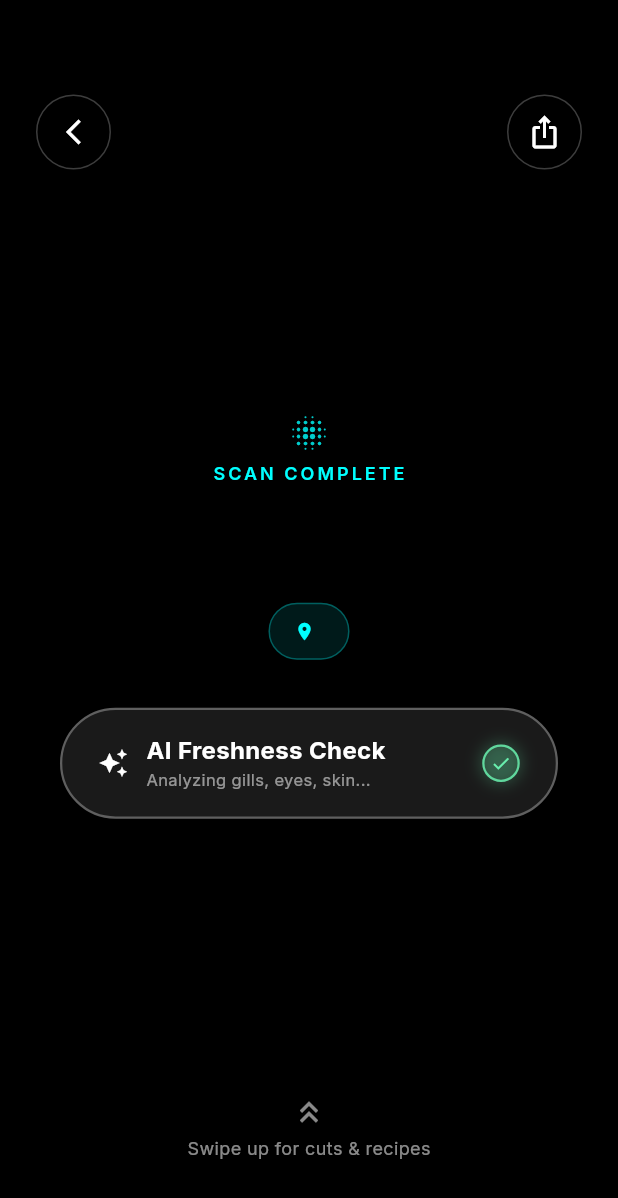
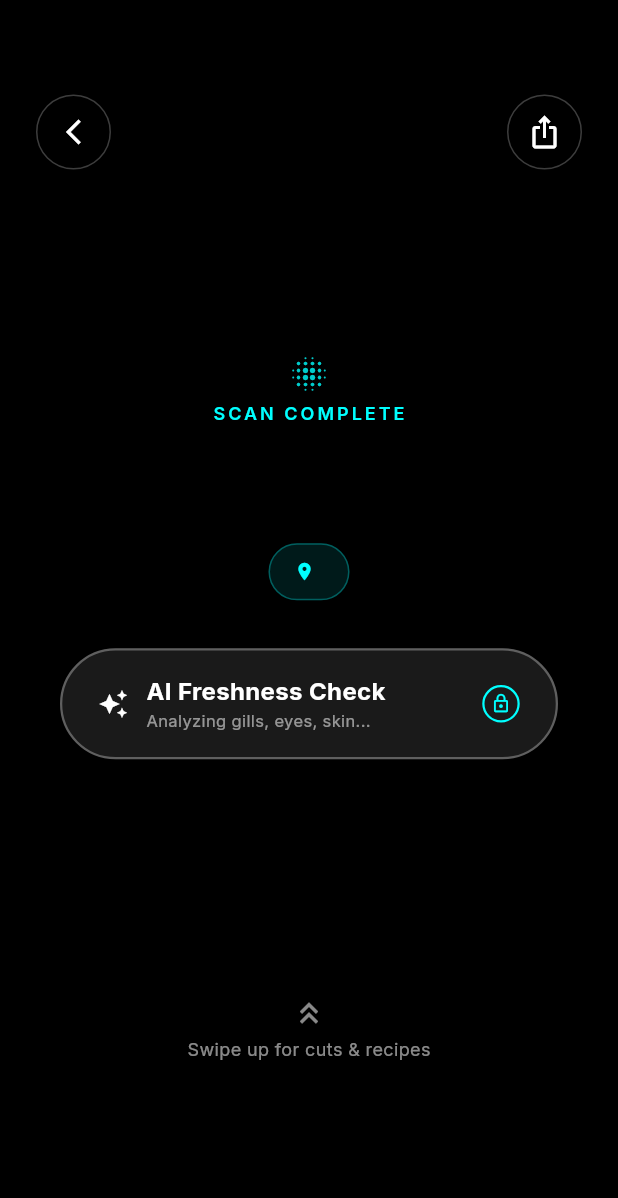
Before and after one commit to anuragc2001/illish, a Flutter app: the RecognitionSheet widget shown alone on an empty page, opened directly with empty values, on a phone screen of 412 x 824 dp. Shown: the top 1198 px of the screen. Run offline on Flutter 3.47's test engine with Material 3 defaults, Android fonts, the phone set to English and light mode, and no system bars; our stand-ins replace camera, connectivity_plus, flutter_dotenv, geocoding, geolocator, google_fonts and 5 more; missing offline and left inert: gal, workmanager; accounts and stored records are empty; generated files the repository leaves out were written again; network calls fail; statements that could not run were skipped.

Commit message:
refactor: upgrade AdMob SDK, update error handling in recognition sheet, and adjust premium user status.

```diff
--- a/lib/config/app_config.dart
+++ b/lib/config/app_config.dart
@@ -10,5 +10,5 @@
   static const bool kEnableUpiPayments = true;
 
   // Whether the user has premium access
-  static const bool kIsPremiumUser = true;
+  static const bool kIsPremiumUser = false;
 }
--- a/lib/screens/recognition_sheet.dart
+++ b/lib/screens/recognition_sheet.dart
@@ -6,6 +6,7 @@
 import 'payment_sheet.dart';
 import '../config/app_config.dart';
 import 'widgets/banner_ad_widget.dart';
+import '../services/admob_service.dart';
 
 class RecognitionSheet extends StatefulWidget {
   final Map<String, dynamic> aiData;
@@ -65,7 +66,7 @@
   Widget build(BuildContext context) {
     return GestureDetector(
       onVerticalDragEnd: (details) {
-        if (details.primaryVelocity != null && details.primaryVelocity! < -300) {
+        if (widget.aiData['error'] != true && details.primaryVelocity != null && details.primaryVelocity! < -300) {
           _handleAction();
         }
       },
@@ -99,10 +100,22 @@
               mainAxisAlignment: MainAxisAlignment.center,
               children: [
                 const Spacer(flex: 3),
-                Icon(widget.aiData['error'] == true ? Icons.error_outline : Icons.blur_on, color: widget.aiData['error'] == true ? Colors.redAccent.withOpacity(0.8) : AppTheme.neonCyan.withOpacity(0.8), size: 28),
+                Icon(
+                  widget.aiData['error'] == true
+                      ? (widget.aiData['errorType'] == 'invalid_image'
+                          ? Icons.image_not_supported
+                          : (widget.aiData['errorType'] == 'offline' ? Icons.wifi_off : Icons.error_outline))
+                      : Icons.blur_on,
+                  color: widget.aiData['error'] == true ? Colors.redAccent.withOpacity(0.8) : AppTheme.neonCyan.withOpacity(0.8),
+                  size: 28
+                ),
                 const SizedBox(height: 4),
                 Text(
-                  widget.aiData['error'] == true ? 'SCAN FAILED' : 'SCAN COMPLETE',
+                  widget.aiData['error'] == true
+                      ? (widget.aiData['errorType'] == 'invalid_image'
+                          ? 'INVALID IMAGE'
+                          : (widget.aiData['errorType'] == 'offline' ? 'OFFLINE' : 'SCAN FAILED'))
+                      : 'SCAN COMPLETE',
                   style: GoogleFonts.inter(
                     color: widget.aiData['error'] == true ? Colors.redAccent : AppTheme.neonCyan,
                     letterSpacing: 2,
@@ -115,7 +128,7 @@
                 Padding(
                   padding: const EdgeInsets.symmetric(horizontal: 24),
                   child: Text(
-                    widget.aiData['error'] == true ? 'NETWORK ERROR' : (widget.aiData['englishName']?.toUpperCase() ?? 'UNKNOWN'),
+                    widget.aiData['error'] == true ? (widget.aiData['errorType'] == 'invalid_image' ? 'NOT AQUATIC LIFE' : 'NETWORK ERROR') : (widget.aiData['englishName']?.toUpperCase() ?? 'UNKNOWN'),
                     style: GoogleFonts.inter(
                       fontSize: 42,
                       height: 1.1,
@@ -140,7 +153,7 @@
                       Icon(widget.aiData['error'] == true ? Icons.warning_amber : Icons.location_on, color: widget.aiData['error'] == true ? Colors.redAccent : AppTheme.neonCyan, size: 14),
                       const SizedBox(width: 6),
                       Text(
-                        widget.aiData['error'] == true ? (widget.aiData['errorType'] == 'offline' ? 'Offline' : 'High Latency') : (widget.aiData['localName'] ?? 'Unknown'),
+                        widget.aiData['error'] == true ? (widget.aiData['errorType'] == 'offline' ? 'Offline' : (widget.aiData['errorType'] == 'invalid_image' ? 'Try Again' : 'High Latency')) : (widget.aiData['localName'] ?? 'Unknown'),
                         style: GoogleFonts.inter(
                           color: widget.aiData['error'] == true ? Colors.redAccent : AppTheme.neonCyan,
                           fontWeight: FontWeight.w600,
@@ -153,6 +166,20 @@
 
                 const SizedBox(height: 32),
 
+                  if (widget.aiData['error'] == true)
+                    Padding(
+                      padding: const EdgeInsets.symmetric(horizontal: 32),
+                      child: Text(
+                        widget.aiData['errorType'] == 'invalid_image'
+                            ? (widget.aiData['errorReason'] ?? 'The image doesn\'t appear to be aquatic life. Please make sure the subject is clear.')
+                            : (widget.aiData['errorType'] == 'offline'
+                                ? 'No internet connection. Please check your network and try again.'
+                                : 'The server took too long to respond. Please try again.'),
+                        style: GoogleFonts.inter(color: Colors.white70, fontSize: 14, height: 1.4),
+                        textAlign: TextAlign.center,
+                      ),
+                    )
+                  else
                     GestureDetector(
                       onTap: _handleAction,
                     child: Container(
@@ -248,6 +275,7 @@
 
                   const Spacer(flex: 2),
 
+                  if (widget.aiData['error'] != true) ...[
                     // Bottom Swipe Area
                     const Icon(Icons.keyboard_double_arrow_up, color: Colors.white54),
                     const SizedBox(height: 4),
@@ -258,6 +286,7 @@
                         fontSize: 12,
                       ),
                     ),
+                  ],
                   if (!AppConfig.kIsPremiumUser)
                     const Padding(
                       padding: EdgeInsets.only(top: 16.0),
@@ -283,7 +312,13 @@
                     ),
                     child: IconButton(
                       icon: const Icon(Icons.arrow_back_ios_new, color: Colors.white, size: 20),
-                      onPressed: () => Navigator.pop(context),
+                      onPressed: () {
+                        if (widget.aiData['error'] == true) {
+                          Navigator.pop(context);
+                        } else {
+                          AdMobService.handleResultsBackButton(onProceed: () => Navigator.pop(context));
+                        }
+                      },
                     ),
                   ),
                   Container(
--- a/lib/screens/results_screen.dart
+++ b/lib/screens/results_screen.dart
@@ -1572,6 +1572,7 @@
         surfaceTintColor: Colors.transparent,
         scrolledUnderElevation: 0,
         elevation: 0,
+        centerTitle: true,
         leading: IconButton(
           icon: const Icon(Icons.arrow_back_ios, color: Colors.white, size: 20),
           onPressed: () => Navigator.pop(context),
--- a/pubspec.yaml
+++ b/pubspec.yaml
@@ -52,7 +52,7 @@
   http: ^1.2.1
   async: ^2.11.0
   shared_preferences: ^2.2.3
-  google_mobile_ads: ^5.1.0
+  google_mobile_ads: ^9.0.0
 dev_dependencies:
   flutter_test:
     sdk: flutter
```
Also changed, not shown: lib/screens/payment_sheet.dart (+6 -4 lines), lib/services/ai/gemini_provider.dart (+8 -1 lines), lib/services/ai_service.dart (+26 -2 lines), pubspec.lock, 2 other files. Lines whose indentation alone changed are shown as unchanged.
